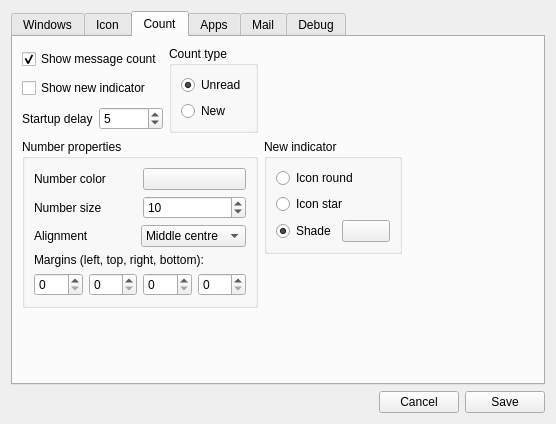
Above: app/SysTray-X/SysTray-X-app/preferences.ui from Ximi1970/systray-x before the change. Below: the same form after it.
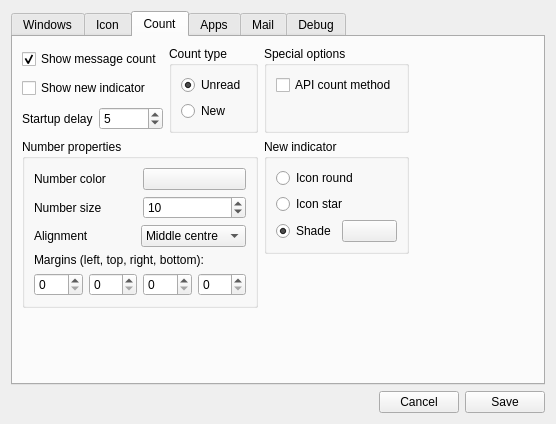
That is the form after the change. The open tabs and pages were chosen to show the change. Icons and pictures are not drawn.

```diff
--- a/app/SysTray-X/SysTray-X-app/preferences.ui
+++ b/app/SysTray-X/SysTray-X-app/preferences.ui
@@ -646,19 +646,6 @@
          </layout>
         </widget>
        </item>
-       <item row="0" column="2">
-        <spacer name="horizontalSpacer_10">
-         <property name="orientation">
-          <enum>Qt::Horizontal</enum>
-         </property>
-         <property name="sizeHint" stdset="0">
-          <size>
-           <width>40</width>
-           <height>20</height>
-          </size>
-         </property>
-        </spacer>
-       </item>
        <item row="1" column="0" rowspan="2" colspan="2">
         <widget class="QGroupBox" name="groupBox_3">
          <property name="title">
@@ -919,6 +906,48 @@
          </property>
         </spacer>
        </item>
+       <item row="0" column="4">
+        <spacer name="horizontalSpacer_10">
+         <property name="orientation">
+          <enum>Qt::Horizontal</enum>
+         </property>
+         <property name="sizeHint" stdset="0">
+          <size>
+           <width>40</width>
+           <height>20</height>
+          </size>
+         </property>
+        </spacer>
+       </item>
+       <item row="0" column="2" colspan="2">
+        <widget class="QGroupBox" name="specialOptionsGroupBox">
+         <property name="title">
+          <string>Special options</string>
+         </property>
+         <layout class="QGridLayout" name="gridLayout_8">
+          <item row="0" column="0">
+           <widget class="QCheckBox" name="apiCountMethod">
+            <property name="text">
+             <string>API count method</string>
+            </property>
+           </widget>
+          </item>
+          <item row="1" column="0">
+           <spacer name="verticalSpacer_10">
+            <property name="orientation">
+             <enum>Qt::Vertical</enum>
+            </property>
+            <property name="sizeHint" stdset="0">
+             <size>
+              <width>20</width>
+              <height>40</height>
+             </size>
+            </property>
+           </spacer>
+          </item>
+         </layout>
+        </widget>
+       </item>
       </layout>
      </widget>
      <widget class="QWidget" name="tab">
```
Left out of the diff: 10 changed lines with no effect on the pictures.
